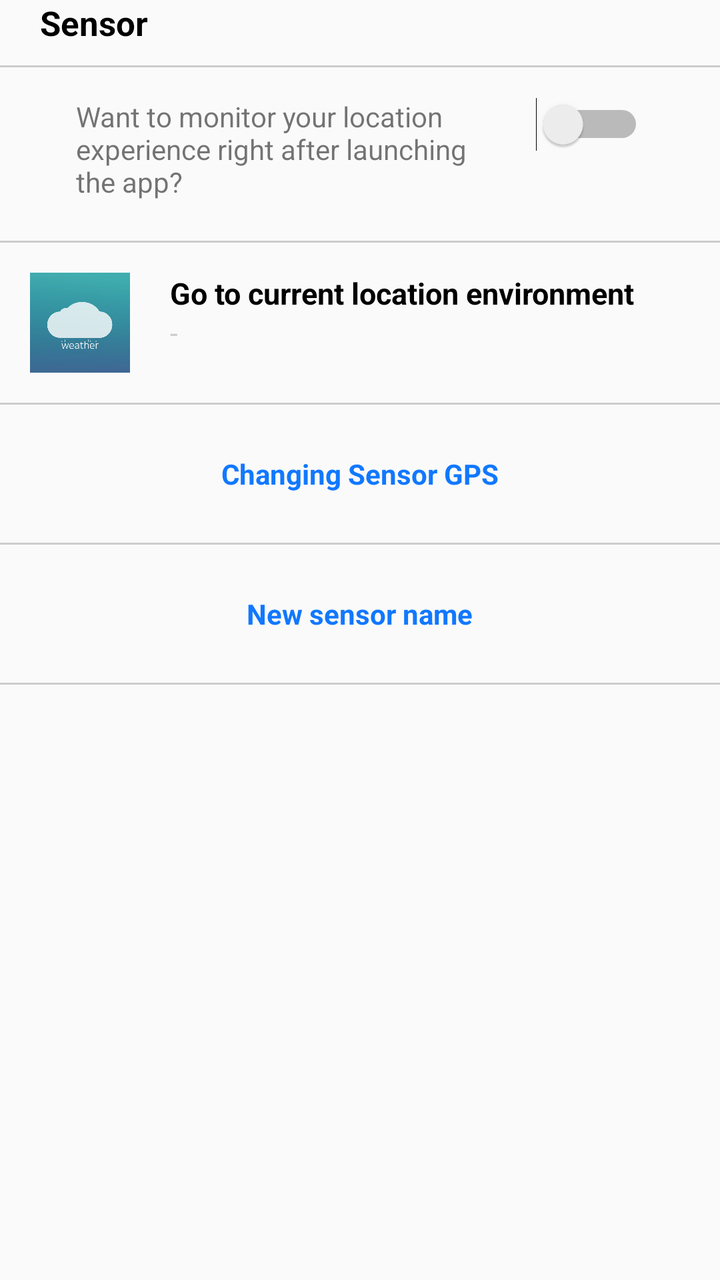
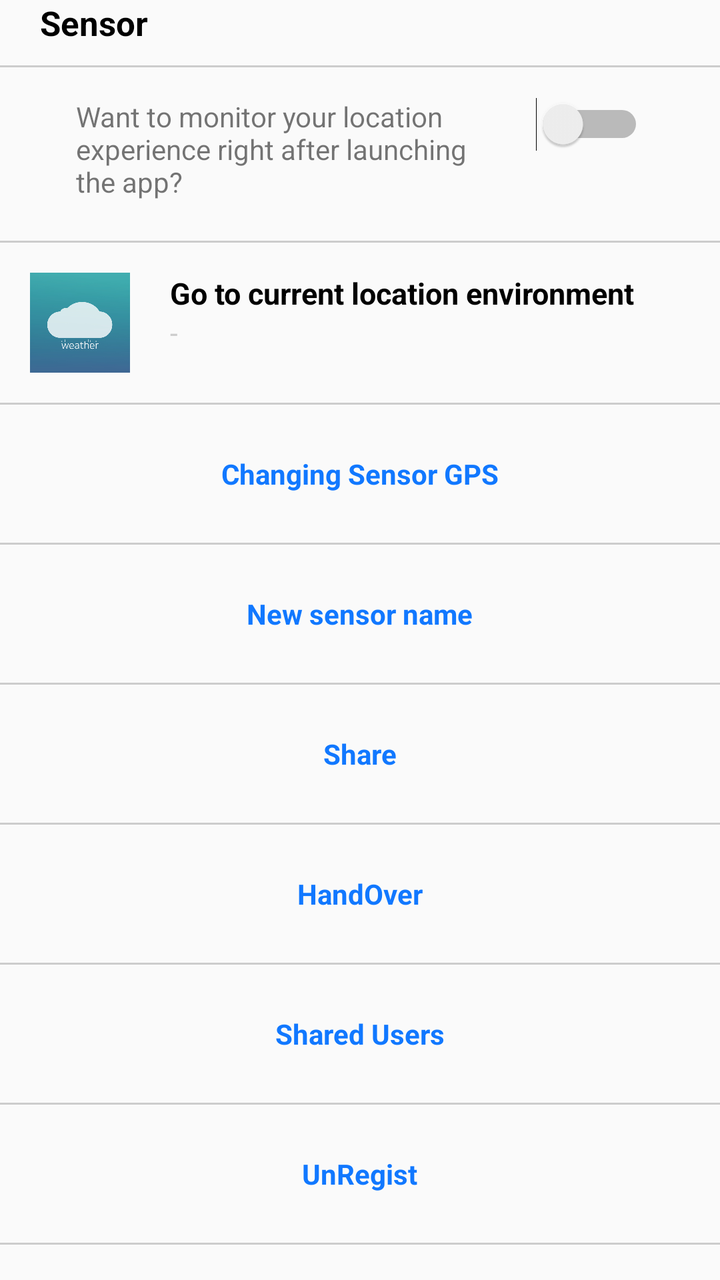

An Android layout rendered at two revisions. The XML below is the earlier revision; the diff shows what the commit changed to produce the second picture.
<!-- AndroidManifest.xml: application theme AppTheme -->
<!-- res/layout/layout_custom_view.xml -->
<?xml version="1.0" encoding="utf-8"?>
<RelativeLayout xmlns:android="http://schemas.android.com/apk/res/android"
    android:layout_width="match_parent"
    android:layout_height="wrap_content"
    android:orientation="vertical">


    <TextView
        android:layout_width="wrap_content"
        android:layout_height="wrap_content"
        android:text="@string/text_sensor"
        android:textSize="17dp"
        android:textStyle="bold"
        android:layout_marginLeft="20dp"
        android:textColor="#000000"
        android:id="@+id/tvTop"/>
    <TextView
        android:layout_width="match_parent"
        android:layout_height="1dp"
        android:background="#cccccc"
        android:id="@+id/tvLine"
        android:layout_marginTop="10dp"
        android:layout_below="@+id/tvTop"/>
    <RelativeLayout
        android:layout_width="wrap_content"
        android:layout_height="wrap_content"
        android:layout_centerHorizontal="true"
        android:layout_below="@+id/tvLine"
        android:id="@+id/rlMid"
        android:layout_marginTop="15dp">

        <TextView
            android:id="@+id/tvSwitch"
            android:layout_width="200dp"
            android:layout_height="wrap_content"
            android:layout_marginBottom="20dp"
            android:text="@string/text_after_launching_the_app" />

        <Switch
            android:id="@+id/checkBox"
            android:layout_width="wrap_content"
            android:layout_height="wrap_content"
            android:layout_toRightOf="@+id/tvSwitch"
            android:layout_marginLeft="30dp"/>
    </RelativeLayout>


    <TextView
        android:layout_width="match_parent"
        android:layout_height="1dp"
        android:background="#cccccc"
        android:id="@+id/tvLine2"
        android:layout_below="@+id/rlMid"/>
<RelativeLayout
    android:layout_width="match_parent"
    android:layout_height="wrap_content"
    android:id="@+id/rlBottom"
    android:layout_below="@+id/tvLine2">
    <RelativeLayout
        android:layout_width="wrap_content"
        android:layout_height="wrap_content"
        android:layout_margin="15dp"
        android:layout_centerInParent="true">

        <ImageView
            android:layout_width="50dp"
            android:layout_height="50dp"
            android:id="@+id/iv"
            android:src="@drawable/logo_weather" />

        <TextView
            android:layout_width="wrap_content"
            android:layout_height="wrap_content"
            android:id="@+id/tvBottomTitle"
            android:text="@string/text_go_to_current_location"
            android:textStyle="bold"
            android:textSize="15dp"
            android:layout_marginLeft="20dp"
            android:textColor="#000000"
            android:layout_toRightOf="@+id/iv"/>
        <TextView
            android:layout_width="wrap_content"
            android:layout_height="wrap_content"
            android:text="-"
            android:textColor="#cccccc"
            android:layout_below="@+id/tvBottomTitle"
            android:layout_toRightOf="@+id/iv"
            android:id="@+id/tvName"
            android:layout_marginLeft="20dp" />

        <ImageView
            android:layout_width="30dp"
            android:layout_height="30dp"
            android:layout_centerVertical="true"
            android:src="@drawable/play_btn"
            android:layout_toRightOf="@+id/tvBottomTitle"
            android:layout_marginLeft="30dp"/>

    </RelativeLayout>


</RelativeLayout>
    <TextView
        android:layout_width="match_parent"
        android:layout_height="1dp"
        android:background="#cccccc"
        android:id="@+id/tvLine3"
        android:layout_below="@+id/rlBottom"/>

    <RelativeLayout
        android:layout_width="match_parent"
        android:layout_height="wrap_content"
        android:layout_below="@+id/tvLine3"
        android:id="@+id/rlGPSSetting">

        <TextView
            android:layout_width="wrap_content"
            android:layout_height="wrap_content"
            android:text="@string/text_changing_sensor_gps"
            android:layout_centerInParent="true"
            android:layout_marginTop="25dp"
            android:layout_marginBottom="25dp"
            android:textStyle="bold"
            android:textColor="#1178ff"/>

    </RelativeLayout>
    <TextView
        android:layout_width="match_parent"
        android:layout_height="1dp"
        android:background="#cccccc"
        android:id="@+id/tvLine4"
        android:layout_below="@+id/rlGPSSetting"/>

    <RelativeLayout
        android:layout_width="match_parent"
        android:layout_height="wrap_content"
        android:layout_below="@+id/tvLine4"
        android:id="@+id/rlSetName">

        <TextView
            android:layout_width="wrap_content"
            android:layout_height="wrap_content"
            android:text="@string/text_set_sensor_name"
            android:layout_centerInParent="true"
            android:layout_marginTop="25dp"
            android:layout_marginBottom="25dp"
            android:textStyle="bold"
            android:textColor="#1178ff"/>

    </RelativeLayout>
    <TextView
        android:layout_width="match_parent"
        android:layout_height="1dp"
        android:background="#cccccc"
        android:id="@+id/tvLine5"
        android:layout_below="@+id/rlSetName"/>

</RelativeLayout>
<!-- resources referenced by this layout -->
<resources>
  <!-- drawable logo_weather: jpg bitmap (drawable-v24, 61092 bytes) -->
  <!-- drawable play_btn: png bitmap (drawable-v24, 3160 bytes) -->
  <string name="text_after_launching_the_app">Want to monitor your location experience right after launching the app?</string>
  <string name="text_changing_sensor_gps">Changing Sensor GPS</string>
  <string name="text_go_to_current_location">Go to current location environment</string>
  <string name="text_sensor">Sensor</string>
  <string name="text_set_sensor_name">New sensor name</string>
  <style name="AppTheme" parent="Theme.AppCompat.Light.DarkActionBar">
          
          <item name="colorPrimary">@color/blueSkiestop</item>
          <item name="colorPrimaryDark">@color/blueSkiestop</item>
          <item name="colorAccent">@color/black</item>
      </style>
  <color name="blueSkiestop">#56CBF2</color>
  <color name="black">#000</color>
</resources>

<!-- the commit's change to res/layout/layout_custom_view.xml (unified diff, before → after) -->
@@ -155,4 +155,102 @@
         android:id="@+id/tvLine5"
         android:layout_below="@+id/rlSetName"/>
 
+    <RelativeLayout
+        android:layout_width="match_parent"
+        android:layout_height="wrap_content"
+        android:layout_below="@+id/tvLine5"
+        android:id="@+id/rlShare">
+
+        <TextView
+            android:layout_width="wrap_content"
+            android:layout_height="wrap_content"
+            android:text="@string/textShare"
+            android:layout_centerInParent="true"
+            android:layout_marginTop="25dp"
+            android:layout_marginBottom="25dp"
+            android:textStyle="bold"
+            android:textColor="#1178ff"/>
+
+    </RelativeLayout>
+    <TextView
+        android:layout_width="match_parent"
+        android:layout_height="1dp"
+        android:background="#cccccc"
+        android:id="@+id/tvLine6"
+        android:layout_below="@+id/rlShare"/>
+
+    <RelativeLayout
+        android:layout_width="match_parent"
+        android:layout_height="wrap_content"
+        android:layout_below="@+id/tvLine6"
+        android:id="@+id/rlHandOver">
+
+        <TextView
+            android:layout_width="wrap_content"
+            android:layout_height="wrap_content"
+            android:text="@string/textHandOver"
+            android:layout_centerInParent="true"
+            android:layout_marginTop="25dp"
+            android:layout_marginBottom="25dp"
+            android:textStyle="bold"
+            android:textColor="#1178ff"/>
+
+    </RelativeLayout>
+    <TextView
+        android:layout_width="match_parent"
+        android:layout_height="1dp"
+        android:background="#cccccc"
+        android:id="@+id/tvLine7"
+        android:layout_below="@+id/rlHandOver"/>
+
+
+
+    <RelativeLayout
+        android:layout_width="match_parent"
+        android:layout_height="wrap_content"
+        android:layout_below="@+id/tvLine7"
+        android:id="@+id/rlSharedUsers">
+
+        <TextView
+            android:layout_width="wrap_content"
+            android:layout_height="wrap_content"
+            android:text="@string/textSharedUsers"
+            android:layout_centerInParent="true"
+            android:layout_marginTop="25dp"
+            android:layout_marginBottom="25dp"
+            android:textStyle="bold"
+            android:textColor="#1178ff"/>
+
+    </RelativeLayout>
+    <TextView
+        android:layout_width="match_parent"
+        android:layout_height="1dp"
+        android:background="#cccccc"
+        android:id="@+id/tvLine8"
+        android:layout_below="@+id/rlSharedUsers"/>
+
+    <RelativeLayout
+        android:layout_width="match_parent"
+        android:layout_height="wrap_content"
+        android:layout_below="@+id/tvLine8"
+        android:id="@+id/rlUnRegist">
+
+        <TextView
+            android:layout_width="wrap_content"
+            android:layout_height="wrap_content"
+            android:text="@string/textUnRegist"
+            android:layout_centerInParent="true"
+            android:layout_marginTop="25dp"
+            android:layout_marginBottom="25dp"
+            android:textStyle="bold"
+            android:textColor="#1178ff"/>
+
+    </RelativeLayout>
+    <TextView
+        android:layout_width="match_parent"
+        android:layout_height="1dp"
+        android:background="#cccccc"
+        android:id="@+id/tvLine9"
+        android:layout_below="@+id/rlUnRegist"/>
+
 </RelativeLayout>
<!-- resource entries referenced after the edit -->
@@ -2,6 +2,10 @@
 <resources>
   <!-- drawable logo_weather: jpg bitmap (drawable-v24, 61092 bytes) -->
   <!-- drawable play_btn: png bitmap (drawable-v24, 3160 bytes) -->
+  <string name="textHandOver">HandOver</string>
+  <string name="textShare">Share</string>
+  <string name="textSharedUsers">Shared Users</string>
+  <string name="textUnRegist">UnRegist</string>
   <string name="text_after_launching_the_app">Want to monitor your location experience right after launching the app?</string>
   <string name="text_changing_sensor_gps">Changing Sensor GPS</string>
   <string name="text_go_to_current_location">Go to current location environment</string>
